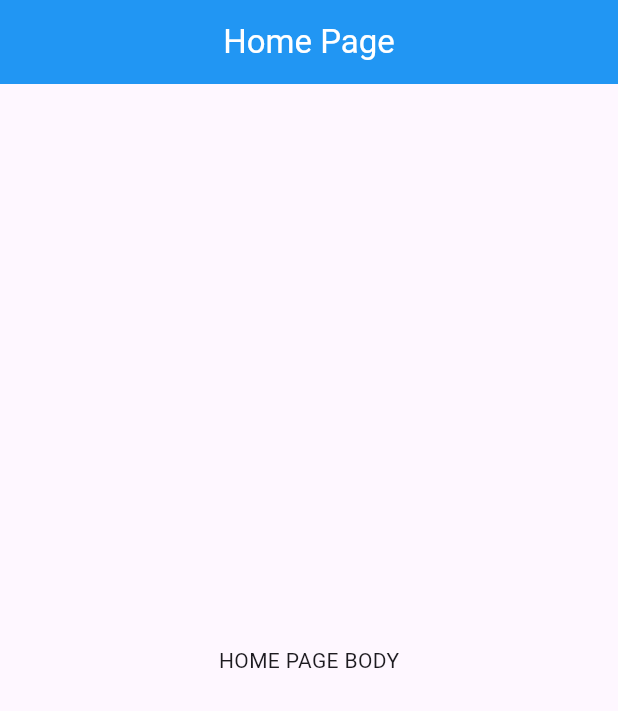
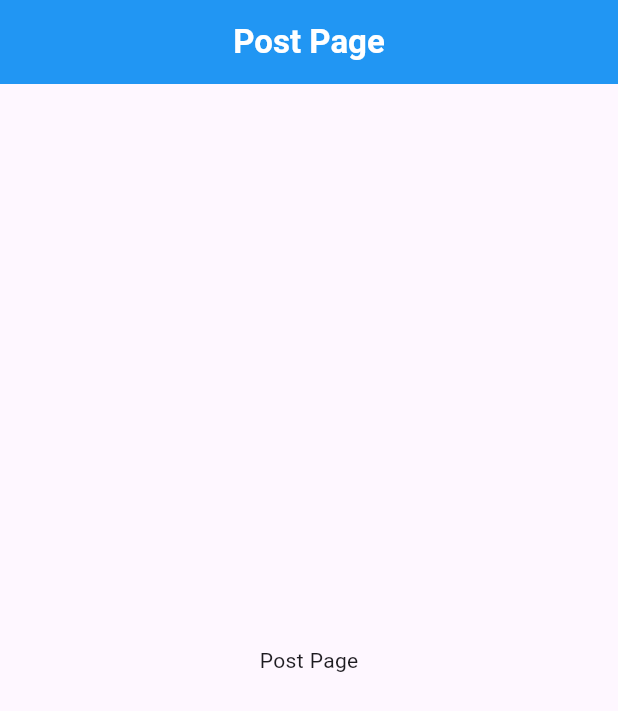
Before and after one commit to jamydevelop/Flutter-Bloc-with-Basic-API, a Flutter app: the screen it shows after launch, on a phone screen of 412 x 824 dp. Shown: the top 711 px of the screen. Run offline on Flutter 3.47's test engine with Material 3 defaults, Android fonts, the phone set to English and light mode, and no system bars.

Commit message:
Create Post Page

```diff
--- /dev/null
+++ b/flutter_bloc_with_basic_api/lib/features/posts/posts_page.dart
@@ -0,0 +1,30 @@
+import 'package:flutter/material.dart';
+
+class PostsPage extends StatefulWidget {
+  const PostsPage({super.key});
+
+  @override
+  State<PostsPage> createState() => _PostsPageState();
+}
+
+class _PostsPageState extends State<PostsPage> {
+  @override
+  Widget build(BuildContext context) {
+    return Scaffold(
+      appBar: AppBar(
+        centerTitle: true,
+        backgroundColor: Colors.blue,
+        title: Text(
+          'Post Page',
+          style: TextStyle(
+            color: Colors.white,
+            fontWeight: FontWeight.bold
+          ),
+        ),
+      ),
+      body: Center(
+        child: Text('Post Page'),
+      ),
+    );
+  }
+}
--- a/flutter_bloc_with_basic_api/lib/main.dart
+++ b/flutter_bloc_with_basic_api/lib/main.dart
@@ -1,9 +1,9 @@
 import 'package:flutter/material.dart';
-import 'package:flutter_bloc_with_basic_api/features/home/home.dart';
+import 'package:flutter_bloc_with_basic_api/features/posts/posts_page.dart';
 
 void main () {
   runApp(MaterialApp(
     debugShowCheckedModeBanner: false,
-    home: Home(),
+    home: PostsPage(),
   ));
 }
```
